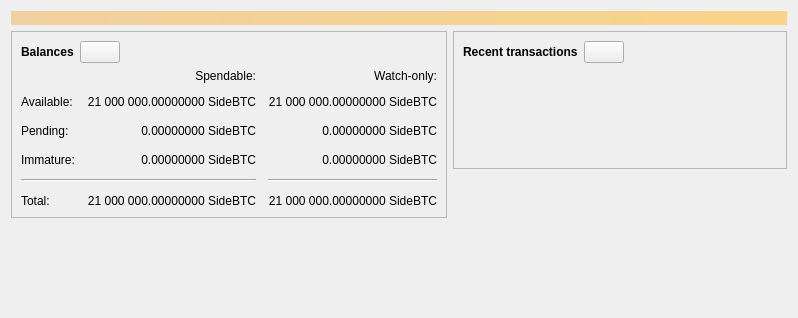
Qt form src/qt/forms/overviewpage.ui (AnduroProject/coordinate) before a commit.
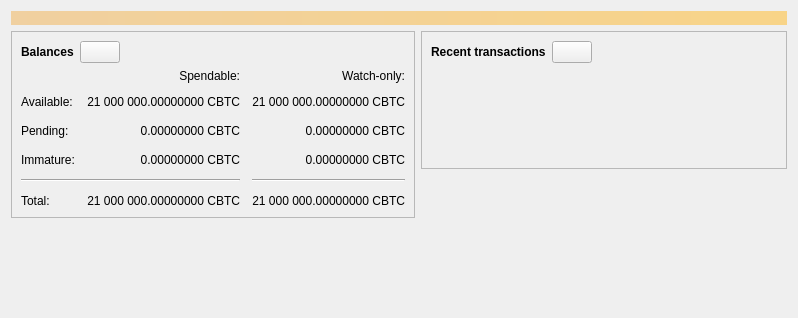
The same form after that commit. Icons and pictures are not drawn. Custom widgets are drawn as their Qt base class.

Commit message: updating file to live for cbtc changes and logo changes

What changed in the file:
```diff
--- a/src/qt/forms/overviewpage.ui
+++ b/src/qt/forms/overviewpage.ui
@@ -120,7 +120,7 @@
                <string>Unconfirmed transactions to watch-only addresses</string>
               </property>
               <property name="text">
-               <string notr="true">0.00000000 SideBTC</string>
+               <string notr="true">0.00000000 CBTC</string>
               </property>
               <property name="alignment">
                <set>Qt::AlignRight|Qt::AlignTrailing|Qt::AlignVCenter</set>
@@ -139,7 +139,7 @@
                <string>Total of transactions that have yet to be confirmed, and do not yet count toward the spendable balance</string>
               </property>
               <property name="text">
-               <string notr="true">0.00000000 SideBTC</string>
+               <string notr="true">0.00000000 CBTC</string>
               </property>
               <property name="alignment">
                <set>Qt::AlignRight|Qt::AlignTrailing|Qt::AlignVCenter</set>
@@ -158,7 +158,7 @@
                <string>Mined balance in watch-only addresses that has not yet matured</string>
               </property>
               <property name="text">
-               <string notr="true">0.00000000 SideBTC</string>
+               <string notr="true">0.00000000 CBTC</string>
               </property>
               <property name="alignment">
                <set>Qt::AlignRight|Qt::AlignTrailing|Qt::AlignVCenter</set>
@@ -210,7 +210,7 @@
                <string>Mined balance that has not yet matured</string>
               </property>
               <property name="text">
-               <string notr="true">0.00000000 SideBTC</string>
+               <string notr="true">0.00000000 CBTC</string>
               </property>
               <property name="alignment">
                <set>Qt::AlignRight|Qt::AlignTrailing|Qt::AlignVCenter</set>
@@ -249,7 +249,7 @@
                <string>Your current total balance</string>
               </property>
               <property name="text">
-               <string notr="true">21 000 000.00000000 SideBTC</string>
+               <string notr="true">21 000 000.00000000 CBTC</string>
               </property>
               <property name="alignment">
                <set>Qt::AlignRight|Qt::AlignTrailing|Qt::AlignVCenter</set>
@@ -268,7 +268,7 @@
                <string>Current total balance in watch-only addresses</string>
               </property>
               <property name="text">
-               <string notr="true">21 000 000.00000000 SideBTC</string>
+               <string notr="true">21 000 000.00000000 CBTC</string>
               </property>
               <property name="alignment">
                <set>Qt::AlignRight|Qt::AlignTrailing|Qt::AlignVCenter</set>
@@ -304,7 +304,7 @@
                <string>Your current spendable balance</string>
               </property>
               <property name="text">
-               <string notr="true">21 000 000.00000000 SideBTC</string>
+               <string notr="true">21 000 000.00000000 CBTC</string>
               </property>
               <property name="alignment">
                <set>Qt::AlignRight|Qt::AlignTrailing|Qt::AlignVCenter</set>
@@ -323,7 +323,7 @@
                <string>Your current balance in watch-only addresses</string>
               </property>
               <property name="text">
-               <string notr="true">21 000 000.00000000 SideBTC</string>
+               <string notr="true">21 000 000.00000000 CBTC</string>
               </property>
               <property name="alignment">
                <set>Qt::AlignRight|Qt::AlignTrailing|Qt::AlignVCenter</set>
```
The commit also changes 7 other files.
